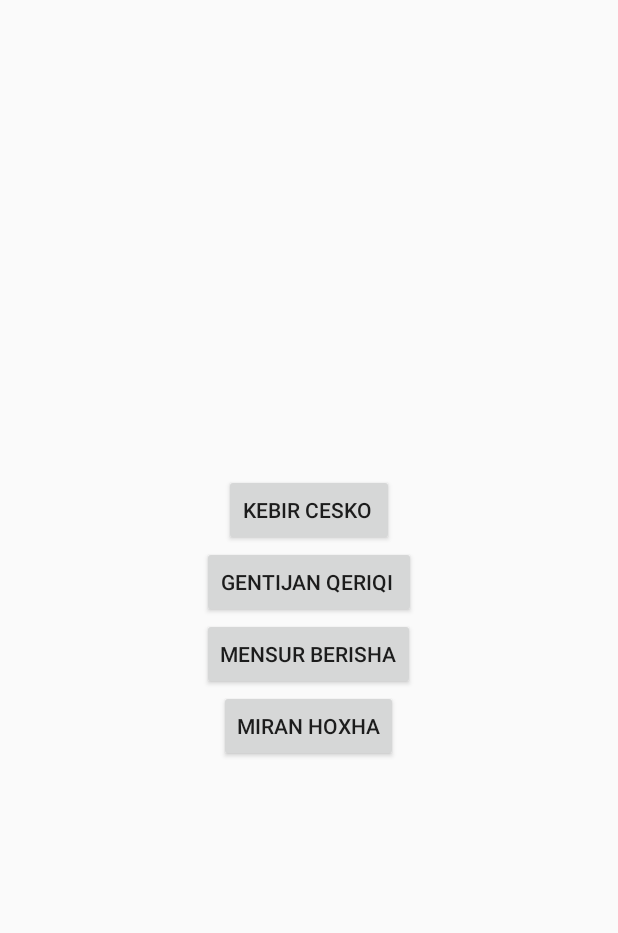
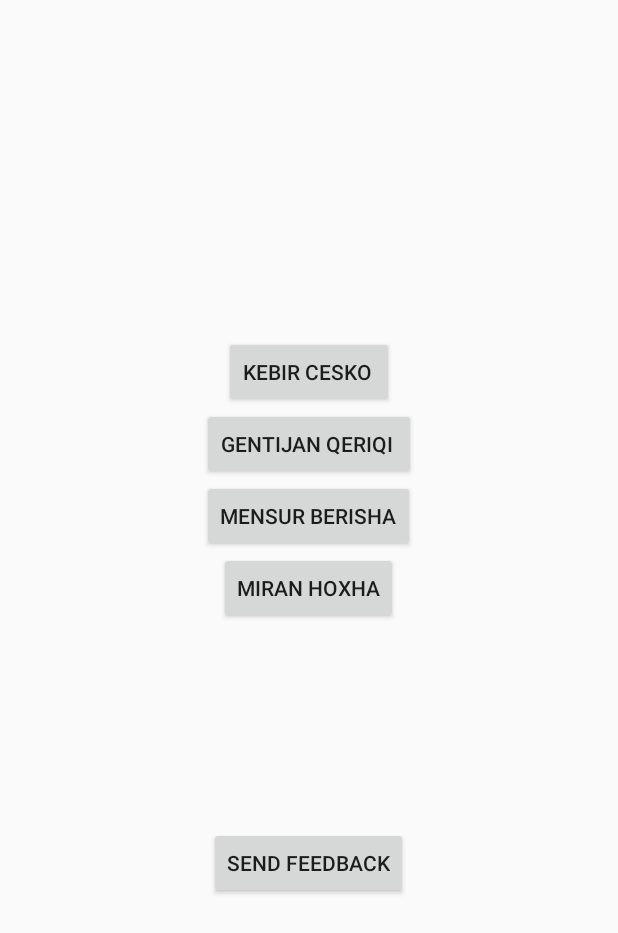
Before and after one commit to kebircesko/CoffeeScan, an Android app: the MainActivity screen opened directly, with no data from a screen before it, on a phone screen of 412 x 824 dp. Shown: the top 933 px of the screen. Run offline under Robolectric (Android 15) with nearby library versions, the phone set to English and light mode, and no system bars.

Commit message:
Ne kete pjese eshte bere shtimi i feedback-ut ,ku mund te behet sygjerimi per aplikacionin nepermejt emailit(lidhje direkte me emailin) , ku mund te kontrolloj admini sygjerimet dhe te kthej pergjigje.

```diff
--- a/app/build.gradle
+++ b/app/build.gradle
@@ -16,7 +16,7 @@ android {
             proguardFiles getDefaultProguardFile('proguard-android.txt'), 'proguard-rules.pro'
         }
     }
-    buildToolsVersion '26.0.2'
+    buildToolsVersion '27.0.3'
 }
 
 dependencies {
--- a/app/src/main/res/layout/activity_main.xml
+++ b/app/src/main/res/layout/activity_main.xml
@@ -35,5 +35,14 @@
         android:layout_height="wrap_content"
         android:text="Miran Hoxha" />
 
+    <Button
+        android:id="@+id/btn_feedback"
+        android:layout_width="wrap_content"
+        android:layout_height="wrap_content"
+        android:layout_centerHorizontal="true"
+        android:layout_centerVertical="true"
+        android:layout_marginTop="135dp"
+        android:text="@string/button_feedback" />
+
 
 </LinearLayout>
--- a/app/src/main/res/values/strings.xml
+++ b/app/src/main/res/values/strings.xml
@@ -18,5 +18,14 @@
     <string name="slide_4_desc">Ju falemderojmë qe përdorni CoffeScann. Ju bëftë mire!</string>
 
     <string name="play_again_desc">Për ta parë slajderin perseri, shko tek Settings -> apps -> welcome slider -> clear data</string>
-    <string name="play_again">Luaj Përsëri</string>
+    <string name="play_again">Luaj Përsëri </string>
+
+    <string name="button_feedback">Send feedback</string>
+    <string name="title_send_feedback">Send feedback</string>
+
+    <string name="mail_feedback_email">coffeescan1@gmail.com</string>
+    <string name="mail_feedback_subject">Feedback on your app</string>
+    <string name="mail_feedback_message">Hi,
+\n\nYour Feedback sample app CoffeeScan! I would like to give you some feedback:
+    </string>
 </resources>
```
Also changed, not shown: app/src/main/java/com/example/kebir/coffeescan/MainActivity.java (+24 -0 lines).
